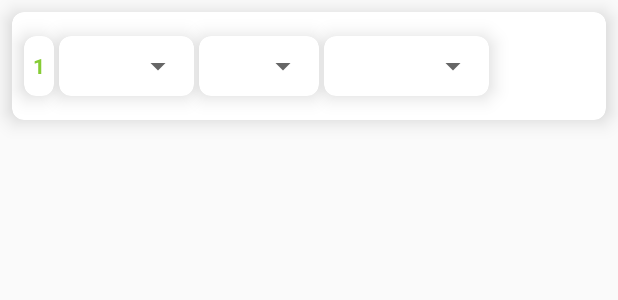
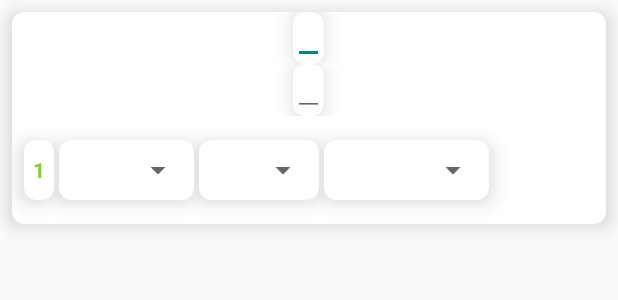
Before and after one commit to Nivesh98/GPA_Analyzer-Android_Application, an Android app: the layout list_subject_details.xml on its own in the app's theme, with its tools: preview values and no code run, on a phone screen of 412 x 824 dp. Shown: the top 300 px of the screen. Run offline under Robolectric (Android 15) with nearby library versions, the phone set to English and light mode, and no system bars; plain views replace SearchableSpinner.

Commit message:
Adding Subject Code and Subject Name for list subject details_xml

```diff
--- a/app/src/main/java/com/nivacreation/gpa_analyzer/adapter/SubjectsAdapter.java
+++ b/app/src/main/java/com/nivacreation/gpa_analyzer/adapter/SubjectsAdapter.java
@@ -10,6 +10,7 @@ import android.view.ViewGroup;
 import android.widget.AdapterView;
 import android.widget.ArrayAdapter;
 import android.widget.Button;
+import android.widget.EditText;
 import android.widget.Spinner;
 import android.widget.SpinnerAdapter;
 import android.widget.TextView;
@@ -79,6 +80,8 @@ public class SubjectsAdapter extends RecyclerView.Adapter<SubjectsAdapter.Subjec
         documentReference = fStore.collection("Subjects").document(userId).collection(num).document(num);
 
         holder.number.setText(subjects.getNumber());
+        holder.subjectName.setText("Subject Name "+num);
+        holder.subjectCode.setText("Subject Code "+num);
         holder.grade.setAdapter(new ArrayAdapter<>(context.getApplicationContext(), android.R.layout.simple_spinner_dropdown_item,subjects.getGrade()));
         holder.grade.setOnItemSelectedListener(new AdapterView.OnItemSelectedListener() {
             @Override
@@ -160,6 +163,7 @@ public class SubjectsAdapter extends RecyclerView.Adapter<SubjectsAdapter.Subjec
 
         TextView number;
        Spinner grade, credit, gpa;
+       EditText subjectName, subjectCode;
       // Button evaluateBtn;
 
         public SubjectsViewHolder(@NonNull @NotNull View itemView) {
@@ -169,7 +173,9 @@ public class SubjectsAdapter extends RecyclerView.Adapter<SubjectsAdapter.Subjec
             this.grade = itemView.findViewById(R.id.gradeSpinner);
             this.credit = itemView.findViewById(R.id.creditSpinner);
             this.gpa = itemView.findViewById(R.id.gpaSpinner);
-            //this.evaluateBtn = itemView.findViewById(R.id.evaluateBtn);
+
+            this.subjectCode = itemView.findViewById(R.id.subjectCodeBtn);
+            this.subjectName = itemView.findViewById(R.id.subjectNameBtn);
 
         }
 
--- a/app/src/main/java/com/nivacreation/gpa_analyzer/model/Subjects.java
+++ b/app/src/main/java/com/nivacreation/gpa_analyzer/model/Subjects.java
@@ -4,11 +4,27 @@ import java.util.ArrayList;
 
 public class Subjects {
 
-    String number, getMethodGrade, getMethodCredit, getMethodGPA;
+    String number, getMethodGrade, getMethodCredit, getMethodGPA, subjectName, subjectCode;
 
     ArrayList<String> grade = new ArrayList<>();
     ArrayList<String> credit = new ArrayList<>();
     ArrayList<String> gpa = new ArrayList<>();
+
+    public String getSubjectName() {
+        return subjectName;
+    }
+
+    public void setSubjectName(String subjectName) {
+        this.subjectName = subjectName;
+    }
+
+    public String getSubjectCode() {
+        return subjectCode;
+    }
+
+    public void setSubjectCode(String subjectCode) {
+        this.subjectCode = subjectCode;
+    }
 
     public String getGetMethodGrade() {
         return getMethodGrade;
--- a/app/src/main/res/layout/list_subject_details.xml
+++ b/app/src/main/res/layout/list_subject_details.xml
@@ -11,6 +11,63 @@
         android:layout_width="match_parent"
         android:layout_height="wrap_content">
 
+        <LinearLayout
+            android:layout_width="match_parent"
+            android:layout_height="wrap_content"
+            android:orientation="vertical">
+
+            <LinearLayout
+                android:layout_width="match_parent"
+                android:layout_height="wrap_content"
+                android:gravity="center">
+
+                <androidx.cardview.widget.CardView
+                    android:layout_width="wrap_content"
+                    android:layout_height="wrap_content"
+                    xmlns:app="http://schemas.android.com/apk/res-auto"
+                    app:cardCornerRadius="8dp"
+                    android:layout_gravity="center"
+                    app:cardElevation="8dp"
+                    >
+
+                    <EditText
+                        android:id="@+id/subjectCodeBtn"
+                        android:layout_gravity="center"
+                        android:gravity="center"
+                        android:textStyle="bold"
+                        android:textColor="#86CC35"
+                        android:textSize="10sp"
+                        android:layout_width="wrap_content"
+                        android:layout_height="wrap_content"
+                        />
+                </androidx.cardview.widget.CardView>
+            </LinearLayout>
+            <LinearLayout
+                android:layout_width="match_parent"
+                android:layout_height="wrap_content"
+                android:gravity="center">
+
+                <androidx.cardview.widget.CardView
+                    android:layout_width="wrap_content"
+                    android:layout_height="wrap_content"
+                    xmlns:app="http://schemas.android.com/apk/res-auto"
+                    app:cardCornerRadius="8dp"
+                    android:layout_gravity="center"
+                    app:cardElevation="8dp"
+                    >
+
+                    <EditText
+                        android:id="@+id/subjectNameBtn"
+                        android:layout_gravity="center"
+                        android:gravity="center"
+                        android:textSize="10sp"
+                        android:textStyle="bold"
+                        android:textColor="#86CC35"
+                        android:layout_width="wrap_content"
+                        android:layout_height="wrap_content"
+                        />
+                </androidx.cardview.widget.CardView>
+            </LinearLayout>
             <LinearLayout
                 android:layout_width="match_parent"
                 android:layout_height="wrap_content"
@@ -101,6 +158,9 @@
 
 
             </LinearLayout>
+        </LinearLayout>
+
+
 
 
     </RelativeLayout>
```
Lines whose indentation alone changed are shown as unchanged.
